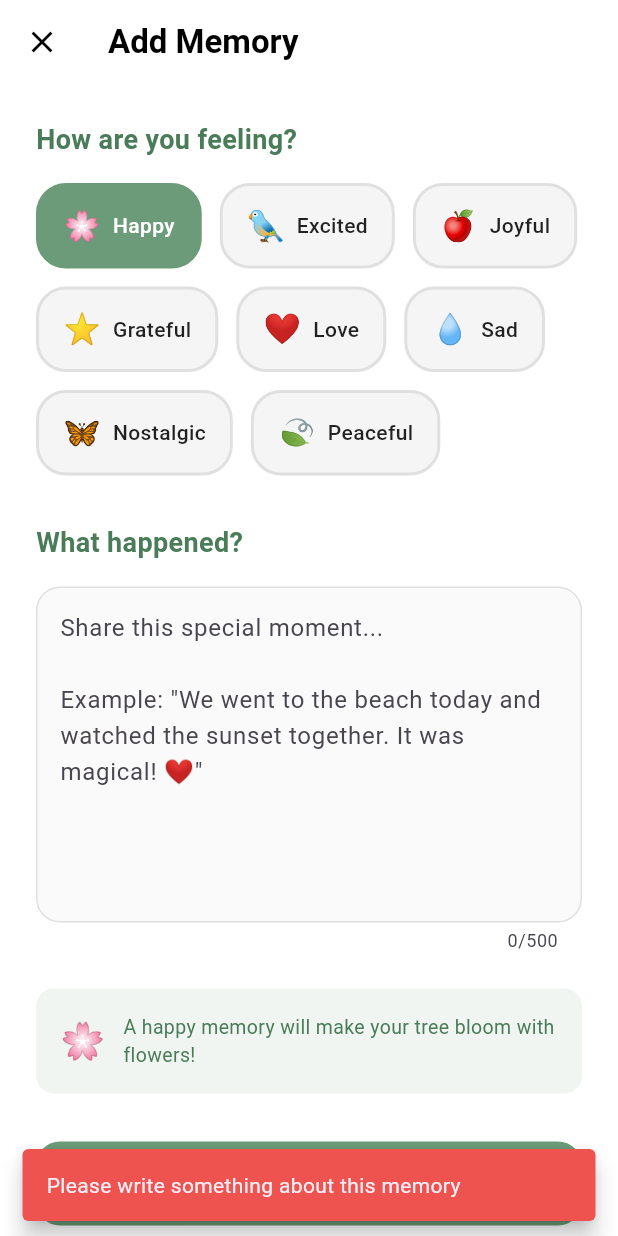
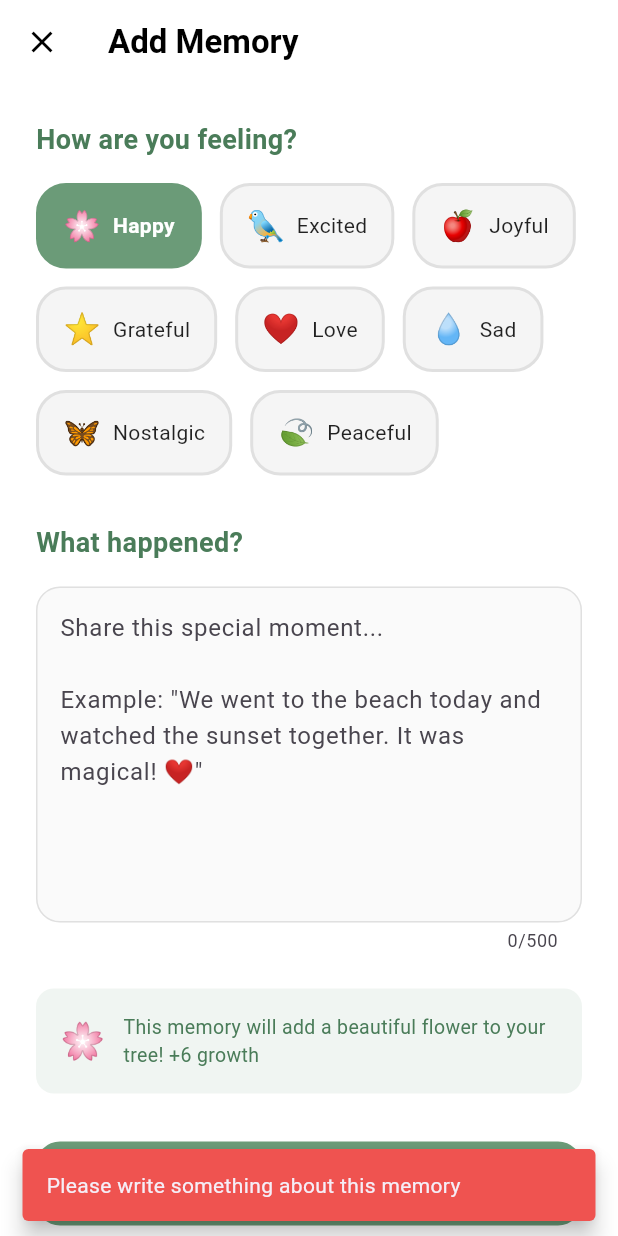
Before and after one commit to Nadun-Charuka/Memora, a Flutter app: the AddMemoryScreen screen opened directly with empty values, after a tap on "Add to Tree", on a phone screen of 412 x 824 dp. Run offline on Flutter 3.47's test engine with Material 3 defaults, Android fonts, the phone set to English and light mode, and no system bars; our stand-ins replace cloud_firestore, firebase_auth, firebase_core, flutter_riverpod; accounts and stored records are empty; Roboto replaces fonts that are missing (Poppins); project files that could hold a hidden picture were left out.

Commit message:
memo wroking

```diff
--- a/lib/fetures/auth/screens/home_screen.dart
+++ b/lib/fetures/auth/screens/home_screen.dart
@@ -236,8 +236,8 @@ class _HomeScreenState extends ConsumerState<HomeScreen> {
 
                   // Plant tree button or Add memory button
                   Positioned(
-                    bottom: 30,
-                    right: 20,
+                    bottom: 210,
+                    right: 10,
                     child: tree.isPlanted
                         ? _buildAddMemoryFAB()
                         : _buildPlantTreeButton(status),
--- a/lib/fetures/love_tree/screens/add_memory_screen.dart
+++ b/lib/fetures/love_tree/screens/add_memory_screen.dart
@@ -1,8 +1,8 @@
 import 'package:flutter/material.dart';
 import 'package:flutter_riverpod/flutter_riverpod.dart';
 import 'package:memora/fetures/auth/provider/auth_provider.dart';
+import 'package:memora/fetures/love_tree/services/tree_service.dart';
 import 'package:memora/models/tree_model.dart';
-import '../services/tree_service.dart';
 
 class AddMemoryScreen extends ConsumerStatefulWidget {
   final String coupleId;
@@ -36,12 +36,7 @@ class _AddMemoryScreenState extends ConsumerState<AddMemoryScreen> {
     setState(() => _isLoading = true);
 
     final user = ref.read(authServiceProvider).currentUser;
-    if (user == null) {
-      // Handle case where user is not logged in
-      setState(() => _isLoading = false);
-      _showSnackBar('You are not logged in.', isError: true);
-      return;
-    }
+    if (user == null) return;
 
     final result = await TreeService().addMemory(
       coupleId: widget.coupleId,
@@ -54,17 +49,14 @@ class _AddMemoryScreenState extends ConsumerState<AddMemoryScreen> {
     if (!mounted) return;
 
     if (result['success']) {
-      _showSnackBar(result['message'] ?? 'Memory added!', isError: false);
+      _showSnackBar(result['message'], isError: false);
       await Future.delayed(const Duration(milliseconds: 500));
       if (mounted) {
         Navigator.pop(context);
       }
     } else {
       setState(() => _isLoading = false);
-      _showSnackBar(
-        result['message'] ?? 'Failed to add memory.',
-        isError: true,
-      );
+      _showSnackBar(result['message'], isError: true);
     }
   }
 
@@ -158,7 +150,7 @@ class _AddMemoryScreenState extends ConsumerState<AddMemoryScreen> {
             Container(
               padding: const EdgeInsets.all(16),
               decoration: BoxDecoration(
-                color: const Color(0xFF6B9B78).withOpacity(0.1),
+                color: const Color(0xFF6B9B78).withValues(alpha: 0.1),
                 borderRadius: BorderRadius.circular(12),
               ),
               child: Row(
@@ -253,7 +245,10 @@ class _AddMemoryScreenState extends ConsumerState<AddMemoryScreen> {
                   emotion.displayName,
                   style: TextStyle(
                     color: isSelected ? Colors.white : Colors.black87,
-                    fontWeight: FontWeight.w500,
+                    fontWeight: isSelected
+                        ? FontWeight.bold
+                        : FontWeight.normal,
+                    fontSize: 14,
                   ),
                 ),
               ],
@@ -267,21 +262,21 @@ class _AddMemoryScreenState extends ConsumerState<AddMemoryScreen> {
   String _getEmotionDescription(MemoryEmotion emotion) {
     switch (emotion) {
       case MemoryEmotion.happy:
-        return 'A happy memory will make your tree bloom with flowers!';
+        return 'This memory will add a beautiful flower to your tree! +6 growth';
       case MemoryEmotion.excited:
-        return 'An exciting memory will attract birds to your tree!';
+        return 'A bird will perch on your tree! +6 growth';
       case MemoryEmotion.joyful:
-        return 'A joyful memory will help your tree grow sweet fruits!';
+        return 'Your tree will bear a delicious fruit! +7 growth';
       case MemoryEmotion.grateful:
-        return 'A grateful memory makes your tree shine bright like a star!';
+        return 'A shining star will light up your tree! +5 growth';
       case MemoryEmotion.love:
-        return 'A loving memory fills your tree with even more love!';
+        return 'A heart will bloom on your tree! +8 growth (Maximum!)';
       case MemoryEmotion.sad:
-        return 'Sharing a sad memory will water the roots, helping it grow stronger.';
+        return 'Even rain helps trees grow. Your tree will understand. +1 growth';
       case MemoryEmotion.nostalgic:
-        return 'A nostalgic memory brings beautiful butterflies to your tree.';
+        return 'A butterfly will visit your tree! +3 growth';
       case MemoryEmotion.peaceful:
-        return 'A peaceful memory gives your tree healthy, green leaves.';
+        return 'A gentle leaf will appear! +4 growth';
     }
   }
 }
--- a/lib/fetures/love_tree/widgets/tree_painter.dart
+++ b/lib/fetures/love_tree/widgets/tree_painter.dart
@@ -18,8 +18,15 @@ class TreePainter extends CustomPainter {
     final centerX = size.width / 2;
     final groundY = size.height * 0.85;
 
+    // Scale everything 2x larger
+    canvas.save();
+    canvas.translate(centerX, groundY);
+    canvas.scale(1.5, 1.5);
+    canvas.translate(-centerX, -groundY);
+
     if (!tree.isPlanted) {
       _drawUnplantedState(canvas, size, centerX, groundY);
+      canvas.restore();
       return;
     }
 
@@ -46,6 +53,8 @@ class TreePainter extends CustomPainter {
     if (tree.isPlanted) {
       _drawMemories(canvas, size, centerX, groundY);
     }
+
+    canvas.restore();
   }
 
   // Draw unplanted state (just ground and marker)
--- a/lib/fetures/love_tree/widgets/tree_widget.dart
+++ b/lib/fetures/love_tree/widgets/tree_widget.dart
@@ -70,7 +70,7 @@ class _TreeWidgetState extends State<TreeWidget>
               child: CustomPaint(
                 size: Size(
                   MediaQuery.of(context).size.width,
-                  MediaQuery.of(context).size.height * 0.6,
+                  MediaQuery.of(context).size.height * 0.4,
                 ),
                 painter: TreePainter(
                   tree: widget.tree,
```
